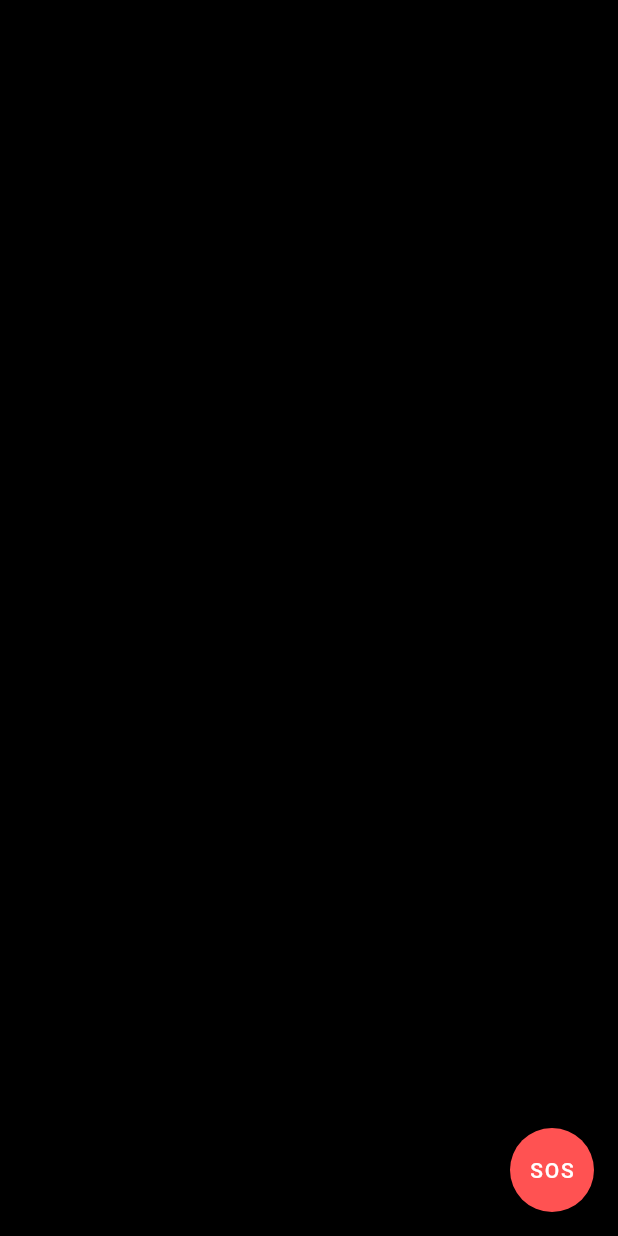
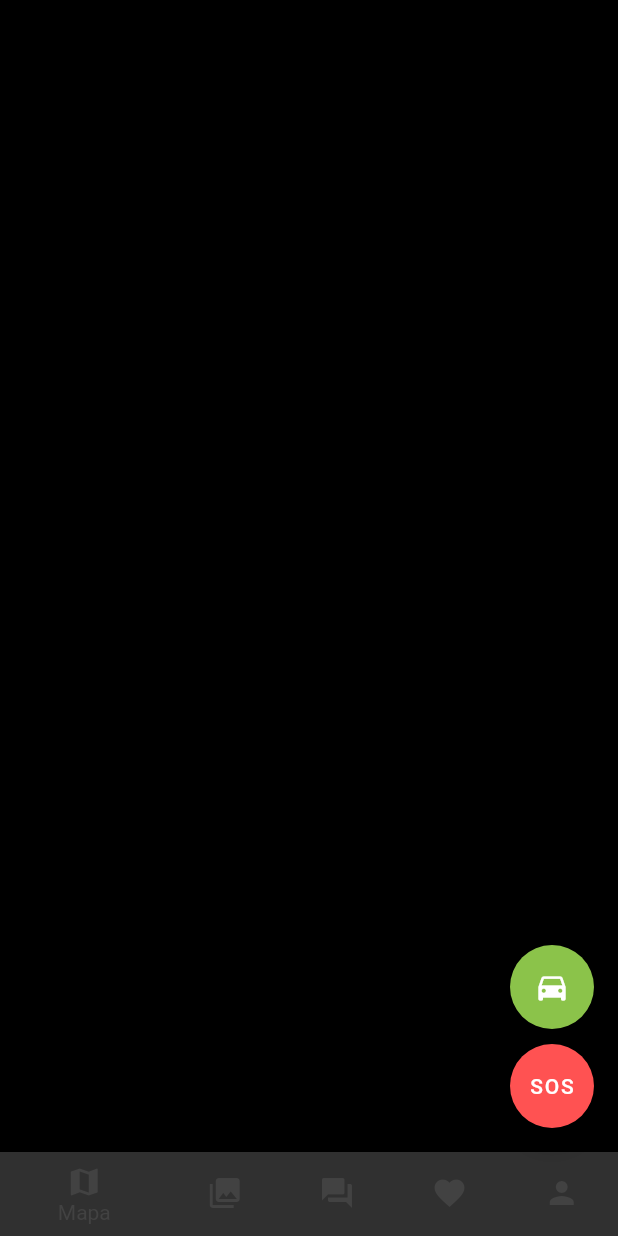
Before and after one commit to Los-Porricultores/porriApp_App, a Flutter app: the Skeleton screen opened directly, on a phone screen of 412 x 824 dp. Run offline on Flutter 3.47's test engine with Material 2 defaults, Android fonts, the phone set to English and light mode, and no system bars; our stand-ins replace firebase_auth, get_it, sqflite; accounts and stored records are empty.

```diff
--- a/lib/src/pages/skeleton.dart
+++ b/lib/src/pages/skeleton.dart
@@ -1,11 +1,21 @@
 import 'package:flutter/material.dart';
+import 'package:porri_app/src/widgets/bottomNavigationBarWidget.dart';
+import 'package:porri_app/src/widgets/bumperCarsButtonWidget.dart';
 import 'package:porri_app/src/widgets/rescueButton.dart';
 
 class Skeleton extends StatelessWidget {
   @override
   Widget build(BuildContext context) {
     return Scaffold(
-      floatingActionButton: RescueButton(),
+      floatingActionButton: Wrap(
+        direction: Axis.vertical,
+        spacing: 10,
+        children: <Widget>[
+          BumperCarsButtonWidget(),
+          RescueButton(),
+        ],
+      ),
+      bottomNavigationBar: BottomNavigationBarWidget(),
     );
   }
 }
--- /dev/null
+++ b/lib/src/widgets/bottomNavigationBarWidget.dart
@@ -0,0 +1,45 @@
+import 'package:flutter/material.dart';
+
+class BottomNavigationBarWidget extends StatefulWidget {
+  @override
+  _BottomNavigationBarWidgetState createState() =>
+      _BottomNavigationBarWidgetState();
+}
+
+class _BottomNavigationBarWidgetState extends State<BottomNavigationBarWidget> {
+  int _selectedPage = 0;
+
+  @override
+  Widget build(BuildContext context) {
+    return BottomNavigationBar(
+      items: <BottomNavigationBarItem>[
+        BottomNavigationBarItem(
+          icon: Icon(Icons.map),
+          title: Text('Mapa'),
+        ),
+        BottomNavigationBarItem(
+          icon: Icon(Icons.photo_library),
+          title: Text('Galería'),
+        ),
+        BottomNavigationBarItem(
+          icon: Icon(Icons.forum),
+          title: Text('Comunicaciones'),
+        ),
+        BottomNavigationBarItem(
+          icon: Icon(Icons.favorite),
+          title: Text('Ranking'),
+        ),
+        BottomNavigationBarItem(
+          icon: Icon(Icons.person),
+          title: Text('Perfil'),
+        ),
+      ],
+      currentIndex: _selectedPage,
+      onTap: (int newPage) {
+        setState(() {
+          _selectedPage = newPage;
+        });
+      },
+    );
+  }
+}
--- /dev/null
+++ b/lib/src/widgets/bumperCarsButtonWidget.dart
@@ -0,0 +1,37 @@
+import 'package:flutter/cupertino.dart';
+import 'package:flutter/material.dart';
+import 'package:porri_app/src/controllers/navigationController.dart';
+import 'package:porri_app/src/controllers/serviceLocator.dart';
+import 'package:porri_app/src/widgets/commonModal.dart';
+
+class BumperCarsButtonWidget extends StatelessWidget {
+  final String modalTitle = 'Porri Coches de Choque',
+      modalMessage =
+          'Al activar esta llamada se informará a todos los porricultores del'
+          ' mejor momento de la noche.\n¿Estás seguro?',
+      modalNegativeButton = 'No, cancelar llamada',
+      modalPositiveButton = 'Sí, estoy seguro';
+
+  @override
+  Widget build(BuildContext context) {
+    return FloatingActionButton(
+      onPressed: () {
+        showModalBottomSheet(
+          backgroundColor: Colors.transparent,
+          context: context,
+          builder: (BuildContext buildContext) {
+            return CommonModal(modalTitle, modalMessage, modalNegativeButton,
+                modalPositiveButton, () {
+              sl<NavigationController>().pop();
+            }, () {});
+          },
+        );
+      },
+      backgroundColor: Colors.lightGreen,
+      child: Icon(
+        Icons.directions_car,
+        color: Colors.white,
+      ),
+    );
+  }
+}
```
